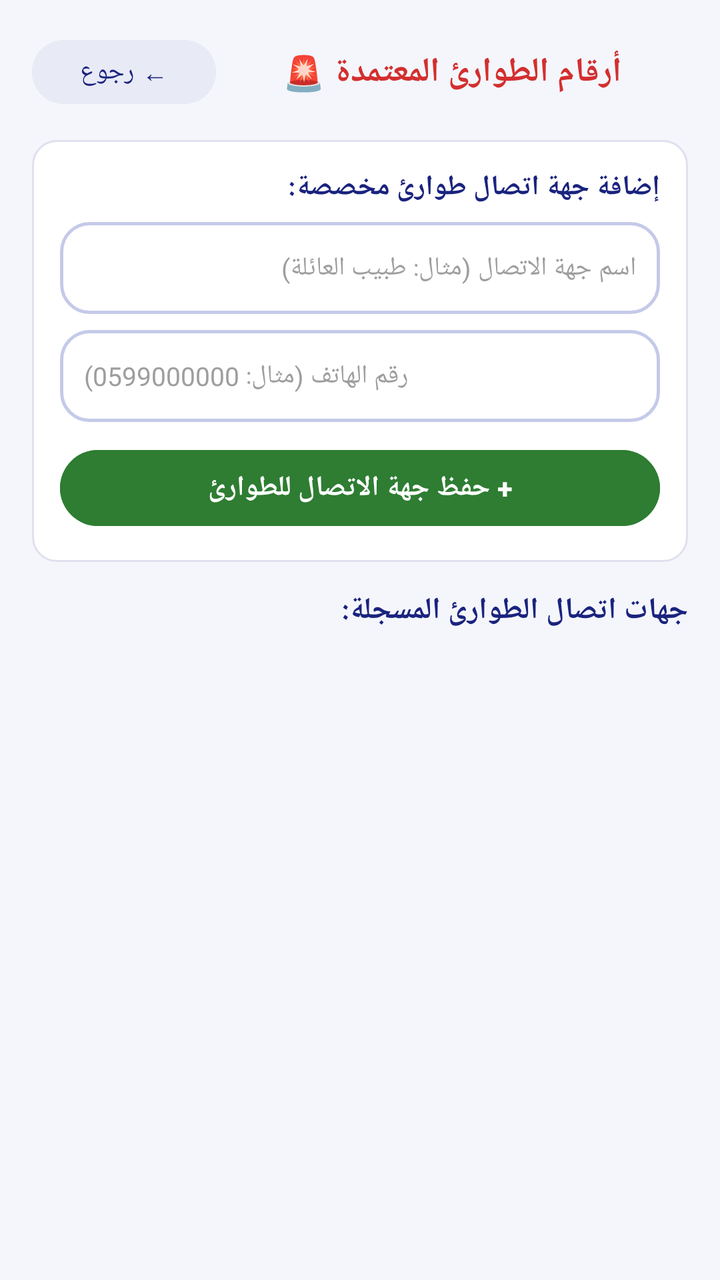
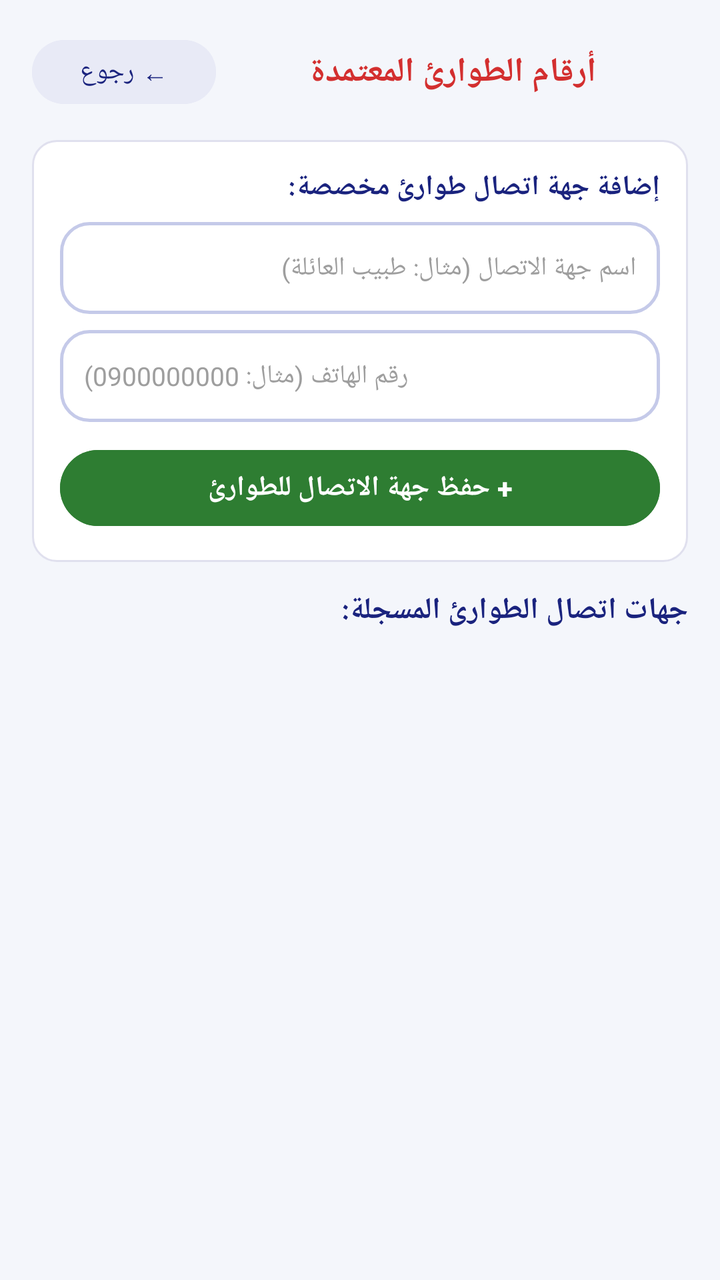

The first picture is an Android layout as it rendered before a commit; the second is the same layout after the commit. The layout source and the unified diff follow.
<!-- AndroidManifest.xml: application theme Theme.FirstAidHero -->
<!-- res/layout/activity_emergency_dialer.xml -->
<?xml version="1.0" encoding="utf-8"?>
<LinearLayout xmlns:android="http://schemas.android.com/apk/res/android"
    android:layout_width="match_parent"
    android:layout_height="match_parent"
    android:orientation="vertical"
    android:padding="16dp"
    android:background="#F4F6FB">

    
    <LinearLayout
        android:layout_width="match_parent"
        android:layout_height="wrap_content"
        android:orientation="horizontal"
        android:gravity="center_vertical"
        android:layout_marginBottom="14dp">

        <Button
            android:id="@+id/dialerBackButton"
            android:layout_width="wrap_content"
            android:layout_height="40dp"
            android:text="← رجوع"
            android:textSize="13sp"
            android:textColor="#1A237E"
            android:backgroundTint="#E8EAF6"/>

        <TextView
            android:layout_width="0dp"
            android:layout_height="wrap_content"
            android:layout_weight="1"
            android:text="أرقام الطوارئ المعتمدة 🚨"
            android:textSize="17sp"
            android:textStyle="bold"
            android:textColor="#D32F2F"
            android:gravity="center"/>
    </LinearLayout>

    
    <LinearLayout
        android:layout_width="match_parent"
        android:layout_height="wrap_content"
        android:orientation="vertical"
        android:padding="14dp"
        android:background="@drawable/bg_card_emergency"
        android:layout_marginBottom="14dp">

        <TextView
            android:layout_width="match_parent"
            android:layout_height="wrap_content"
            android:text="إضافة جهة اتصال طوارئ مخصصة:"
            android:textSize="14sp"
            android:textStyle="bold"
            android:textColor="#1A237E"
            android:layout_marginBottom="8dp"/>

        <EditText
            android:id="@+id/contactNameEditText"
            android:layout_width="match_parent"
            android:layout_height="46dp"
            android:hint="اسم جهة الاتصال (مثال: طبيب العائلة)"
            android:inputType="text"
            android:paddingHorizontal="12dp"
            android:background="@drawable/bg_search_bar"
            android:textSize="13sp"
            android:textColor="#212121"
            android:textColorHint="#9E9E9E"
            android:layout_marginBottom="8dp"/>

        <EditText
            android:id="@+id/contactPhoneEditText"
            android:layout_width="match_parent"
            android:layout_height="46dp"
            android:hint="رقم الهاتف (مثال: 0599000000)"
            android:inputType="phone"
            android:paddingHorizontal="12dp"
            android:background="@drawable/bg_search_bar"
            android:textSize="13sp"
            android:textColor="#212121"
            android:textColorHint="#9E9E9E"
            android:layout_marginBottom="10dp"/>

        <Button
            android:id="@+id/saveContactButton"
            android:layout_width="match_parent"
            android:layout_height="46dp"
            android:text="+ حفظ جهة الاتصال للطوارئ"
            android:textSize="14sp"
            android:textStyle="bold"
            android:backgroundTint="#2E7D32"
            android:textColor="#FFFFFF"/>
    </LinearLayout>

    <TextView
        android:layout_width="match_parent"
        android:layout_height="wrap_content"
        android:text="جهات اتصال الطوارئ المسجلة:"
        android:textSize="15sp"
        android:textStyle="bold"
        android:textColor="#1A237E"
        android:layout_marginBottom="8dp"/>

    
    <androidx.recyclerview.widget.RecyclerView
        android:id="@+id/contactsRecyclerView"
        android:layout_width="match_parent"
        android:layout_height="0dp"
        android:layout_weight="1"
        android:scrollbars="vertical"/>

</LinearLayout>
<!-- resources referenced by this layout -->
<resources>
  <!-- drawable bg_card_emergency (drawable) -->
  <?xml version="1.0" encoding="utf-8"?>
  <shape xmlns:android="http://schemas.android.com/apk/res/android"
      android:shape="rectangle">
      <solid android:color="#FFFFFF"/>
      <corners android:radius="12dp"/>
      <stroke
          android:width="1dp"
          android:color="#E0E0EE"/>
  </shape>
  <!-- drawable bg_search_bar (drawable) -->
  <?xml version="1.0" encoding="utf-8"?>
  <shape xmlns:android="http://schemas.android.com/apk/res/android"
      android:shape="rectangle">
      <solid android:color="#FFFFFF"/>
      <corners android:radius="14dp"/>
      <stroke
          android:width="1.5dp"
          android:color="#C5CAE9"/>
  </shape>
  <style name="Theme.FirstAidHero" parent="Base.Theme.FirstAidHero" />
  <style name="Base.Theme.FirstAidHero" parent="Theme.Material3.DayNight.NoActionBar">
          
          
      </style>
</resources>

<!-- the commit's change to res/layout/activity_emergency_dialer.xml (unified diff, before → after) -->
@@ -27,7 +27,7 @@
             android:layout_width="0dp"
             android:layout_height="wrap_content"
             android:layout_weight="1"
-            android:text="أرقام الطوارئ المعتمدة 🚨"
+            android:text="أرقام الطوارئ المعتمدة"
             android:textSize="17sp"
             android:textStyle="bold"
             android:textColor="#D32F2F"
@@ -52,6 +52,7 @@
             android:textColor="#1A237E"
             android:layout_marginBottom="8dp"/>
 
+        
         <EditText
             android:id="@+id/contactNameEditText"
             android:layout_width="match_parent"
@@ -65,11 +66,12 @@
             android:textColorHint="#9E9E9E"
             android:layout_marginBottom="8dp"/>
 
+        
         <EditText
             android:id="@+id/contactPhoneEditText"
             android:layout_width="match_parent"
             android:layout_height="46dp"
-            android:hint="رقم الهاتف (مثال: 0599000000)"
+            android:hint="رقم الهاتف (مثال: 0900000000)"
             android:inputType="phone"
             android:paddingHorizontal="12dp"
             android:background="@drawable/bg_search_bar"
@@ -78,6 +80,7 @@
             android:textColorHint="#9E9E9E"
             android:layout_marginBottom="10dp"/>
 
+        
         <Button
             android:id="@+id/saveContactButton"
             android:layout_width="match_parent"
